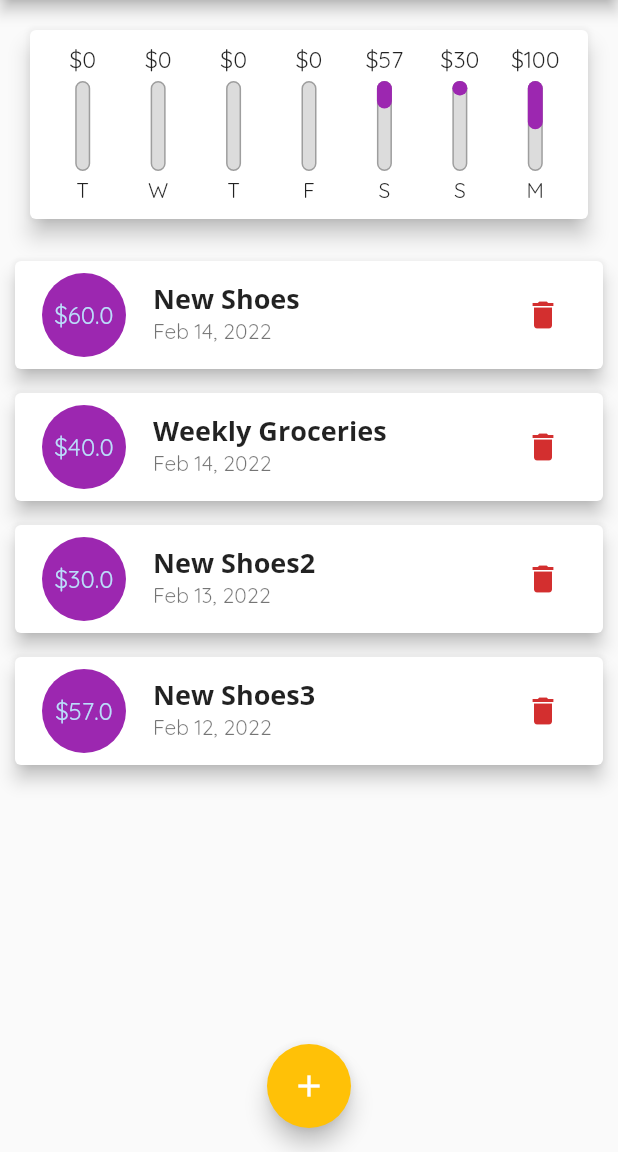
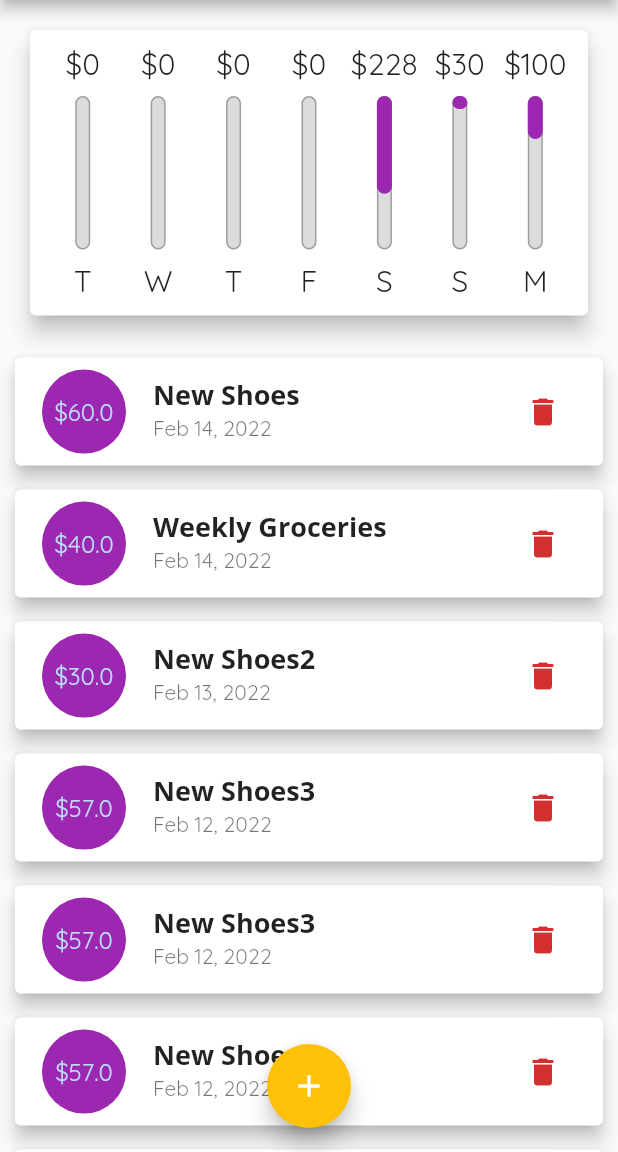
Before and after one commit to mahdibouaziz/flutter-personal-expenses, a Flutter app: the screen it shows after launch, on a phone screen of 412 x 824 dp, the part 84-1236 px from its top. Run offline on Flutter 3.47's test engine with Material 2 defaults, Android fonts, the phone set to English and light mode, and no system bars.

Commit message:
make it responsive

```diff
--- a/lib/main.dart
+++ b/lib/main.dart
@@ -60,6 +60,21 @@ class _MyHomePageState extends State<MyHomePage> {
         date: DateTime.now().subtract(const Duration(days: 2)),
         id: 't3',
         title: 'New Shoes3'),
+    Transaction(
+        amount: 57,
+        date: DateTime.now().subtract(const Duration(days: 2)),
+        id: 't3',
+        title: 'New Shoes3'),
+    Transaction(
+        amount: 57,
+        date: DateTime.now().subtract(const Duration(days: 2)),
+        id: 't3',
+        title: 'New Shoes3'),
+    Transaction(
+        amount: 57,
+        date: DateTime.now().subtract(const Duration(days: 2)),
+        id: 't3',
+        title: 'New Shoes3'),
   ];
 
   List<Transaction> get recentTransactions {
@@ -99,8 +114,7 @@ class _MyHomePageState extends State<MyHomePage> {
 
   @override
   Widget build(BuildContext context) {
-    return Scaffold(
-      appBar: AppBar(
+    final appBar = AppBar(
       title: const Text("Personal Expenses"),
       actions: [
         IconButton(
@@ -109,15 +123,29 @@ class _MyHomePageState extends State<MyHomePage> {
             },
             icon: const Icon(Icons.add))
       ],
-      ),
+    );
+
+    return Scaffold(
+      appBar: appBar,
       body: SingleChildScrollView(
         child: Column(
           crossAxisAlignment: CrossAxisAlignment.stretch,
           children: [
-            Chart(recentTransactions: recentTransactions),
-            TransactionList(
+            SizedBox(
+                height: (MediaQuery.of(context).size.height -
+                        appBar.preferredSize.height -
+                        MediaQuery.of(context).padding.top) *
+                    0.3,
+                child: Chart(recentTransactions: recentTransactions)),
+            SizedBox(
+              height: (MediaQuery.of(context).size.height -
+                      appBar.preferredSize.height -
+                      MediaQuery.of(context).padding.top) *
+                  0.7,
+              child: TransactionList(
                   userTransactions: userTransactions,
-                deleteTransaction: deleteTransaction)
+                  deleteTransaction: deleteTransaction),
+            )
           ],
         ),
       ),
--- a/lib/widgets/chart_bar.dart
+++ b/lib/widgets/chart_bar.dart
@@ -14,17 +14,18 @@ class ChartBar extends StatelessWidget {
 
   @override
   Widget build(BuildContext context) {
+    return LayoutBuilder(builder: (ctx, constraints) {
       return Column(
         children: [
           SizedBox(
-            height: 20,
+              height: constraints.maxHeight * 0.15,
               child: FittedBox(
                   child: Text('\$${spendingAmount.toStringAsFixed(0)}'))),
-        const SizedBox(
-          height: 4,
+          SizedBox(
+            height: constraints.maxHeight * 0.05,
           ),
-        Container(
-          height: 60,
+          SizedBox(
+            height: constraints.maxHeight * 0.6,
             width: 10,
             child: Stack(children: [
               Container(
@@ -45,11 +46,15 @@ class ChartBar extends StatelessWidget {
               )
             ]),
           ),
-        const SizedBox(
-          height: 4,
+          SizedBox(
+            height: constraints.maxHeight * 0.05,
           ),
-        Text(label),
+          SizedBox(
+            height: constraints.maxHeight * 0.15,
+            child: FittedBox(child: Text(label)),
+          ),
         ],
       );
+    });
   }
 }
--- a/lib/widgets/transaction_list.dart
+++ b/lib/widgets/transaction_list.dart
@@ -14,9 +14,7 @@ class TransactionList extends StatelessWidget {
 
   @override
   Widget build(BuildContext context) {
-    return SizedBox(
-      height: 440,
-      child: userTransactions.isEmpty
+    return userTransactions.isEmpty
         ? Column(
             children: [
               Text(
@@ -37,8 +35,7 @@ class TransactionList extends StatelessWidget {
         : ListView.builder(
             itemBuilder: (cxt, index) {
               return Card(
-                  margin:
-                      const EdgeInsets.symmetric(vertical: 8, horizontal: 10),
+                margin: const EdgeInsets.symmetric(vertical: 8, horizontal: 10),
                 elevation: 5,
                 child: ListTile(
                   leading: CircleAvatar(
@@ -54,8 +51,8 @@ class TransactionList extends StatelessWidget {
                     userTransactions[index].title,
                     style: Theme.of(context).textTheme.titleLarge,
                   ),
-                    subtitle: Text(DateFormat.yMMMd()
-                        .format(userTransactions[index].date)),
+                  subtitle: Text(
+                      DateFormat.yMMMd().format(userTransactions[index].date)),
                   trailing: IconButton(
                     onPressed: () {
                       deleteTransaction(userTransactions[index].id);
@@ -67,7 +64,6 @@ class TransactionList extends StatelessWidget {
               );
             },
             itemCount: userTransactions.length,
-            ),
           );
   }
 }
```
Also changed, not shown: 1 other file. Lines whose indentation alone changed are shown as unchanged.
